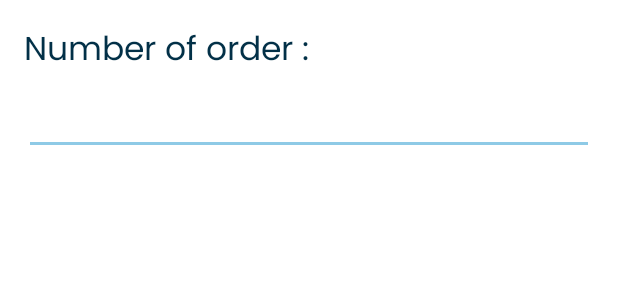
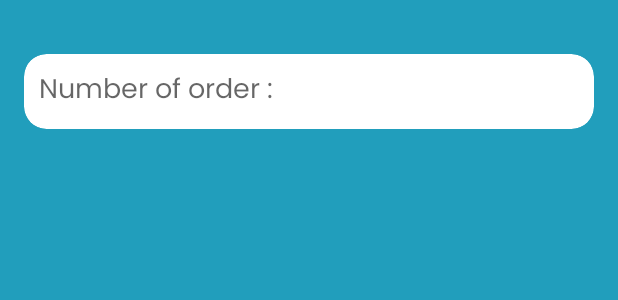
Before and after one commit to To-Rex/DiSO, an Android app: the layout input_dialog.xml on its own in the app's theme, with its tools: preview values and no code run, on a phone screen of 412 x 824 dp. Shown: the top 300 px of the screen. Run offline under Robolectric (Android 15) with nearby library versions, the phone set to English and light mode, and no system bars; network calls fail.

Commit message:
first commit

```diff
--- a/app/src/main/res/layout/input_dialog.xml
+++ b/app/src/main/res/layout/input_dialog.xml
@@ -1,27 +1,32 @@
 <?xml version="1.0" encoding="utf-8"?>
 <LinearLayout xmlns:android="http://schemas.android.com/apk/res/android"
     xmlns:tools="http://schemas.android.com/tools"
+    xmlns:app="http://schemas.android.com/apk/res-auto"
     android:id="@+id/custom_dialog_layout_design_user_input"
     android:layout_width="match_parent"
     android:layout_height="match_parent"
     android:gravity="start"
+    android:background="@color/color_2"
     android:orientation="vertical"
     android:padding="16dp">
 
-    <TextView
-        android:id="@+id/dialogTitle"
-        android:layout_width="wrap_content"
-        android:layout_height="wrap_content"
-        android:textColor="@color/color_3"
-        android:text="@string/number_order"
-        android:textAppearance="?android:attr/textAppearanceLarge" />
-
-    <EditText
-        android:id="@+id/userInputDialog"
+    <androidx.cardview.widget.CardView
         android:layout_width="match_parent"
         android:layout_height="wrap_content"
-        android:textColor="@color/color_3"
-        android:inputType="number"
-        tools:ignore="Autofill,LabelFor" />
+        app:cardCornerRadius="15dp"
+        android:layout_marginTop="20dp"
+        app:cardElevation="0dp">
+        <EditText
+            android:id="@+id/userInputDialog"
+            android:layout_width="match_parent"
+            android:layout_height="50dp"
+            android:paddingStart="10dp"
+            android:paddingEnd="10dp"
+            android:hint="@string/number_order"
+            android:textColor="@color/color_3"
+            android:background="@null"
+            android:inputType="number"
+            tools:ignore="Autofill,LabelFor" />
+    </androidx.cardview.widget.CardView>
 
 </LinearLayout>
```
